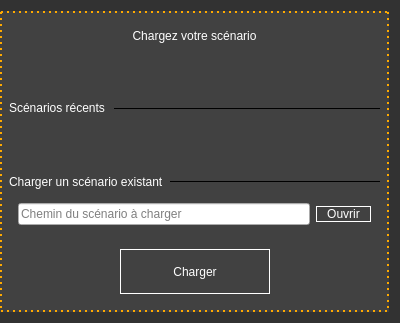
This is CLoadProjectWizard.ui in ludomuse/LudoMuseEditor as Qt 5 draws it before an edit. The edited form follows.
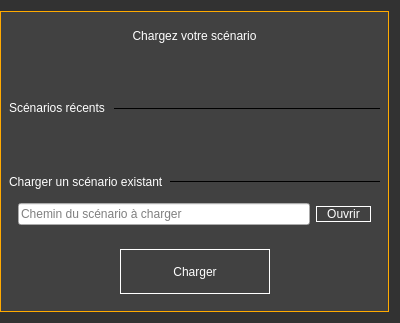
This is the edited form.

```diff
--- a/CLoadProjectWizard.ui
+++ b/CLoadProjectWizard.ui
@@ -26,7 +26,7 @@
     <widget class="QWidget" name="loadProjectWizardContainer" native="true">
      <property name="styleSheet">
       <string notr="true">#loadProjectWizardContainer{
-border : 2px dotted rgb(255, 170, 0);
+border : 1px solid rgb(255, 170, 0);
 background-color : rgb(65,65,65);
 }
 QLabel{
```
